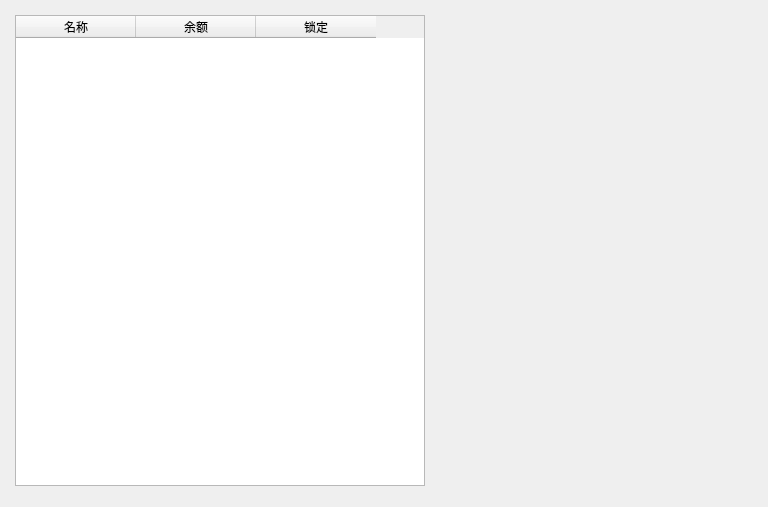
Before: the Qt Designer form Application/Exchange/Robot_ui.ui in xusongbin/python-test, drawn with Qt 5.
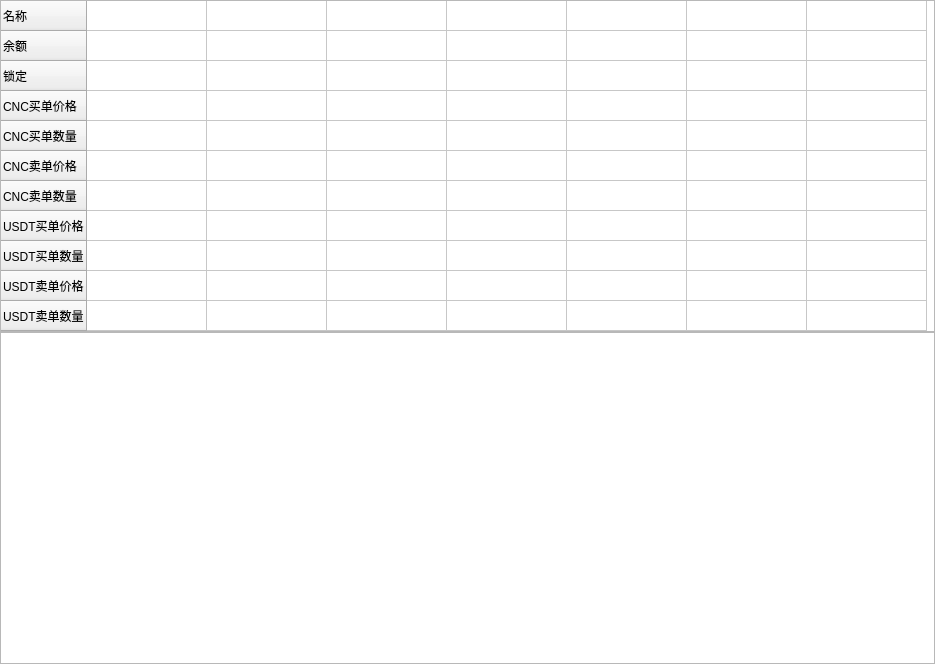
After: the same form once the commit is applied.

Commit message: [Application/Exchange/Robot] Add some data parse Signed-off-by: SongbinXu <songbinxu@risinghf.com>

```diff
--- a/Application/Exchange/Robot_ui.ui
+++ b/Application/Exchange/Robot_ui.ui
@@ -6,22 +6,43 @@
    <rect>
     <x>0</x>
     <y>0</y>
-    <width>768</width>
-    <height>507</height>
+    <width>935</width>
+    <height>664</height>
    </rect>
   </property>
+  <property name="minimumSize">
+   <size>
+    <width>935</width>
+    <height>335</height>
+   </size>
+  </property>
+  <property name="maximumSize">
+   <size>
+    <width>935</width>
+    <height>99999</height>
+   </size>
+  </property>
   <property name="windowTitle">
    <string>Form</string>
   </property>
+  <layout class="QGridLayout" name="gridLayout">
+   <property name="leftMargin">
+    <number>0</number>
+   </property>
+   <property name="topMargin">
+    <number>0</number>
+   </property>
+   <property name="rightMargin">
+    <number>0</number>
+   </property>
+   <property name="bottomMargin">
+    <number>0</number>
+   </property>
+   <property name="spacing">
+    <number>0</number>
+   </property>
+   <item row="0" column="0">
   <widget class="QTableWidget" name="tableWidget">
-   <property name="geometry">
-    <rect>
-     <x>15</x>
-     <y>15</y>
-     <width>410</width>
-     <height>471</height>
-    </rect>
-   </property>
    <property name="lineWidth">
     <number>0</number>
    </property>
@@ -34,31 +55,117 @@
    <property name="editTriggers">
     <set>QAbstractItemView::NoEditTriggers</set>
    </property>
+     <attribute name="horizontalHeaderVisible">
+      <bool>false</bool>
+     </attribute>
    <attribute name="horizontalHeaderDefaultSectionSize">
     <number>120</number>
    </attribute>
    <attribute name="horizontalHeaderMinimumSectionSize">
-    <number>30</number>
+      <number>120</number>
+     </attribute>
+     <attribute name="verticalHeaderVisible">
+      <bool>true</bool>
    </attribute>
    <attribute name="verticalHeaderMinimumSectionSize">
     <number>30</number>
    </attribute>
-   <column>
+     <row>
     <property name="text">
      <string>名称</string>
     </property>
-   </column>
-   <column>
+     </row>
+     <row>
     <property name="text">
      <string>余额</string>
     </property>
-   </column>
-   <column>
+     </row>
+     <row>
     <property name="text">
      <string>锁定</string>
     </property>
-   </column>
-  </widget>
+     </row>
+     <row>
+      <property name="text">
+       <string>CNC买单价格</string>
+      </property>
+     </row>
+     <row>
+      <property name="text">
+       <string>CNC买单数量</string>
+      </property>
+     </row>
+     <row>
+      <property name="text">
+       <string>CNC卖单价格</string>
+      </property>
+     </row>
+     <row>
+      <property name="text">
+       <string>CNC卖单数量</string>
+      </property>
+     </row>
+     <row>
+      <property name="text">
+       <string>USDT买单价格</string>
+      </property>
+     </row>
+     <row>
+      <property name="text">
+       <string>USDT买单数量</string>
+      </property>
+     </row>
+     <row>
+      <property name="text">
+       <string>USDT卖单价格</string>
+      </property>
+     </row>
+     <row>
+      <property name="text">
+       <string>USDT卖单数量</string>
+      </property>
+     </row>
+     <column>
+      <property name="text">
+       <string>New Column</string>
+      </property>
+     </column>
+     <column>
+      <property name="text">
+       <string>New Column</string>
+      </property>
+     </column>
+     <column>
+      <property name="text">
+       <string>New Column</string>
+      </property>
+     </column>
+     <column>
+      <property name="text">
+       <string>New Column</string>
+      </property>
+     </column>
+     <column>
+      <property name="text">
+       <string>New Column</string>
+      </property>
+     </column>
+     <column>
+      <property name="text">
+       <string>New Column</string>
+      </property>
+     </column>
+     <column>
+      <property name="text">
+       <string>New Column</string>
+      </property>
+     </column>
+    </widget>
+   </item>
+   <item row="1" column="0">
+    <widget class="QPlainTextEdit" name="plainTextEdit"/>
+   </item>
+  </layout>
  </widget>
  <resources/>
  <connections/>
```
Lines whose indentation alone changed are shown as unchanged. The commit also changes 3 other files.
